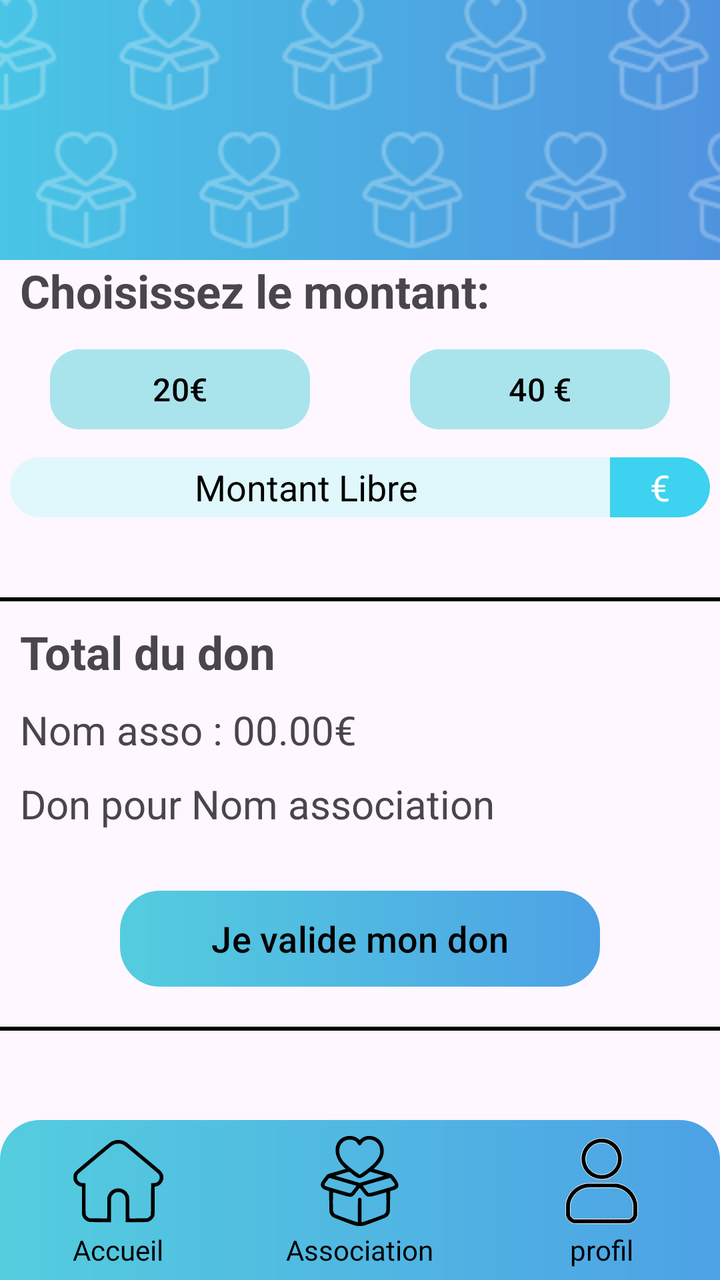
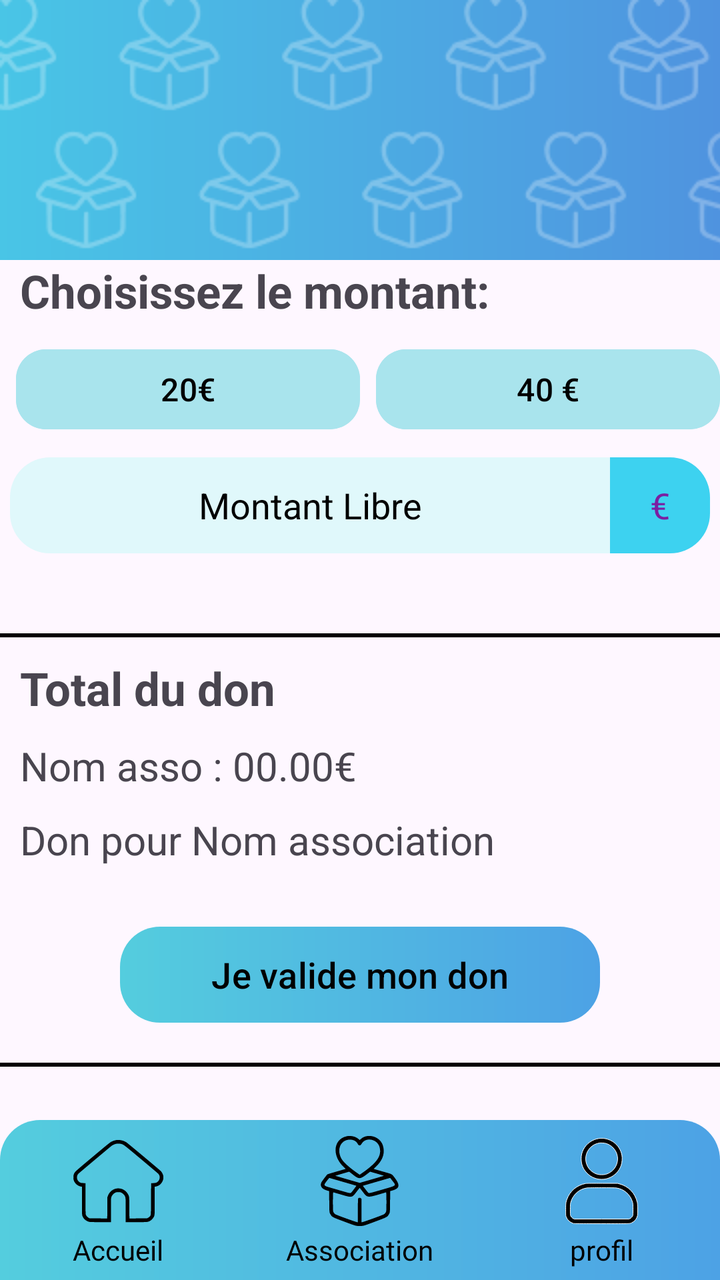

The first picture is an Android layout as it rendered before a commit; the second is the same layout after the commit. The layout source and the unified diff follow.
<!-- AndroidManifest.xml: application theme Theme.NewAgapiVERSION311CLEAN -->
<!-- res/layout/page_don.xml -->
<?xml version="1.0" encoding="utf-8"?>
<androidx.constraintlayout.widget.ConstraintLayout xmlns:android="http://schemas.android.com/apk/res/android"
    xmlns:tools="http://schemas.android.com/tools"
    android:layout_width="match_parent"
    android:layout_height="match_parent"
    xmlns:app="http://schemas.android.com/apk/res-auto">
    <include layout="@layout/page_association_header"
        android:id="@+id/header"
        app:layout_constraintTop_toTopOf="parent"
        app:layout_constraintStart_toStartOf="parent"
        app:layout_constraintEnd_toEndOf="parent"
        />

    <TextView
        android:id="@+id/TitleMontantDon"
        android:layout_width="wrap_content"
        android:layout_height="wrap_content"
        android:text="Choisissez le montant: "
        app:layout_constraintStart_toStartOf="parent"
        app:layout_constraintTop_toBottomOf="@id/header"
        android:textSize="23sp"
        android:textStyle="bold"
        android:layout_marginStart="10dp"

         />


    <LinearLayout
        android:layout_width="match_parent"
        android:layout_height="wrap_content"
        android:orientation="vertical"
        app:layout_constraintTop_toBottomOf="@+id/TitleMontantDon"
        android:gravity="center"
        android:id="@+id/sectionMontant"

        >
        <LinearLayout
            android:layout_width="match_parent"
            android:layout_height="wrap_content"
            android:layout_marginTop="10dp"
            >

            <Button
                android:id="@+id/button"
                android:layout_width="0dp"
                android:layout_height="wrap_content"
                android:layout_marginHorizontal="25dp"
                android:layout_weight="1"
                android:text="20€"
                android:textColor="@color/text_svg_main_color"
                android:textSize="16sp"
                app:cornerRadius="15dp"
                android:backgroundTint="@color/button_don_color"

                />

            <Button
                android:id="@+id/button2"
                android:layout_width="0dp"
                android:layout_height="wrap_content"
                android:text="40 €"
                android:textSize="16sp"
                android:layout_weight="1"
                android:layout_marginHorizontal="25dp"
                app:layout_constraintWidth_percent="0.35"
                app:cornerRadius="15dp"
                android:textColor="@color/text_svg_main_color"
                android:backgroundTint="@color/button_don_color"
                />
        </LinearLayout>
        <LinearLayout
            android:layout_width="match_parent"
            android:layout_height="wrap_content"
            android:gravity="center"
            android:layout_marginTop="10dp"
            android:layout_marginBottom="20dp"
            >

            <EditText
                android:id="@+id/editTextNumberSigned"
                android:layout_width="300dp"
                android:layout_height="30dp"
                android:background="@drawable/background_inputtext_page_don"
                android:ems="10"
                android:gravity="center"
                android:hint="Montant Libre "
                android:inputType="numberSigned"
                android:textColorHint="@color/text_svg_main_color"

                />

            <TextView
                android:id="@+id/Euro"
                android:layout_width="50dp"
                android:layout_height="match_parent"
                android:gravity="center"
                android:text="€"
                android:textColor="@android:color/white"
                android:textSize="18sp"
                android:background="@drawable/backgournd_inputtext_page_don_euro" />

        </LinearLayout>
    </LinearLayout>

    <View
        android:id="@+id/barChoisirMontant"
        android:layout_width="match_parent"
        android:layout_height="2dp"
        app:layout_constraintTop_toBottomOf="@id/sectionMontant"
        android:background="@color/text_svg_main_color"
        android:layout_marginTop="20dp"
        />

    <TextView
        android:id="@+id/titleTotalDuDon"
        android:layout_width="wrap_content"
        android:layout_height="wrap_content"
        android:text="Total du don"
        android:textStyle="bold"
        android:layout_marginStart="10dp"
        android:layout_marginTop="10dp"
        android:textSize="23sp"
        app:layout_constraintStart_toStartOf="parent"
        app:layout_constraintTop_toBottomOf="@+id/barChoisirMontant" />


    <TextView
        android:id="@+id/montantTotalDon"
        android:layout_width="wrap_content"
        android:layout_height="wrap_content"
        android:layout_marginTop="10dp"
        android:text="Nom asso : 00.00€"
        android:textSize="20sp"
        app:layout_constraintStart_toStartOf="@+id/titleTotalDuDon"
        app:layout_constraintTop_toBottomOf="@+id/titleTotalDuDon" />

    <TextView
        android:id="@+id/donPourAsso"
        android:layout_width="wrap_content"
        android:layout_height="wrap_content"
        android:text="Don pour Nom association"
        android:textSize="20sp"
        android:layout_marginTop="10dp"
        app:layout_constraintStart_toStartOf="@+id/montantTotalDon"
        app:layout_constraintTop_toBottomOf="@+id/montantTotalDon" />

    <View
        android:id="@+id/barTotalDuDon"
        android:layout_width="match_parent"
        android:layout_height="2dp"
        app:layout_constraintTop_toBottomOf="@id/buttonValideDon"
        android:background="@color/text_svg_main_color"
        android:layout_marginTop="20dp"
        />

    <com.google.android.material.button.MaterialButton
        android:id="@+id/buttonValideDon"
        android:layout_width="match_parent"
        android:layout_height="wrap_content"
        android:background="@drawable/background_button"
        android:text="Je valide mon don"
        android:textColor="@color/text_svg_main_color"
        android:textSize="18dp"
        app:backgroundTint="@null"
        android:layout_marginTop="30dp"
        android:layout_marginHorizontal="60dp"
        app:layout_constraintTop_toBottomOf="@+id/donPourAsso"
 />

    <include layout="@layout/bottom_nav"
        android:id="@+id/footer"
        android:layout_width="match_parent"
        android:layout_height="wrap_content"
        app:layout_constraintBottom_toBottomOf="parent"
        />


</androidx.constraintlayout.widget.ConstraintLayout>
<!-- res/layout/page_association_header.xml (included above) -->
<?xml version="1.0" encoding="utf-8"?>
<androidx.constraintlayout.widget.ConstraintLayout xmlns:android="http://schemas.android.com/apk/res/android"
    android:layout_width="match_parent"
    android:layout_height="wrap_content"
    xmlns:app="http://schemas.android.com/apk/res-auto">

    <ImageView
        android:id="@+id/fontHeader"
        android:layout_width="0dp"
        android:layout_height="130dp"

        app:layout_constraintStart_toStartOf="parent"
        app:layout_constraintEnd_toEndOf="parent"
        app:layout_constraintTop_toTopOf="parent"
        app:srcCompat="@drawable/page_association_header_font" />

    <View
        android:id="@+id/Coeur"
        android:layout_width="0dp"
        android:layout_height="130dp"
        android:background="@drawable/page_association_header_pattern"
        app:layout_constraintStart_toStartOf="parent"
        app:layout_constraintEnd_toEndOf="parent"
        app:layout_constraintTop_toTopOf="parent"
        />
</androidx.constraintlayout.widget.ConstraintLayout>
<!-- res/layout/bottom_nav.xml (included above) -->
<?xml version="1.0" encoding="utf-8"?>
<androidx.constraintlayout.widget.ConstraintLayout xmlns:android="http://schemas.android.com/apk/res/android"
    android:layout_width="match_parent"
    android:layout_height="match_parent"
    xmlns:app="http://schemas.android.com/apk/res-auto">

    <LinearLayout
        android:id="@+id/bottom_nav"
        android:layout_width="match_parent"
        android:layout_height="80dp"
        android:background="@drawable/background_menu_bottom_3buttons"
        android:baselineAligned="false"
        android:orientation="horizontal"
        app:layout_constraintBottom_toBottomOf="parent"

        >

        <LinearLayout
            android:layout_width="wrap_content"
            android:layout_height="match_parent"
            android:layout_weight="1"
            android:gravity="center"
            android:orientation="vertical">

            <ImageButton
                android:id="@+id/buttonAccueil"
                android:layout_width="match_parent"
                android:layout_height="50dp"
                android:backgroundTint="#00FFFFFF"
                android:contentDescription="@string/home_icon"
                android:textSize="14sp"
                app:srcCompat="@drawable/home" />

            <TextView
                android:id="@+id/textViewAccueil"
                android:layout_width="match_parent"
                android:layout_height="wrap_content"
                android:fontFamily="@font/poppins_extrabold"
                android:text="@string/accueil"
                android:textAlignment="center"
                android:textColor="@color/text_svg_main_color"
                android:textSize="14sp" />
        </LinearLayout>


        <LinearLayout
            android:layout_width="wrap_content"
            android:layout_height="match_parent"
            android:layout_weight="1"
            android:gravity="center"
            android:orientation="vertical">

            <ImageButton
                android:id="@+id/buttonAsso"
                android:layout_width="match_parent"
                android:layout_height="50dp"
                android:backgroundTint="#00FFFFFF"
                android:contentDescription="@string/association_icon"
                android:textSize="14sp"
                app:srcCompat="@drawable/charity">

            </ImageButton>


            <TextView
                android:id="@+id/textViewAssociations"
                android:layout_width="match_parent"
                android:layout_height="wrap_content"
                android:fontFamily="@font/poppins_extrabold"
                android:text="@string/association"
                android:textAlignment="center"
                android:textColor="@color/text_svg_main_color"
                android:textSize="14sp" />
        </LinearLayout>


        <LinearLayout
            android:layout_width="wrap_content"
            android:layout_height="match_parent"
            android:layout_weight="1"
            android:gravity="center"
            android:orientation="vertical">

            <ImageButton
                android:id="@+id/buttonProfil"
                android:layout_width="match_parent"
                android:layout_height="50dp"
                android:backgroundTint="#00FFFFFF"
                android:contentDescription="@string/profil_icon"
                android:textSize="14sp"
                app:srcCompat="@drawable/profil_noir">
            </ImageButton>
            <TextView
                android:id="@+id/textViewProfil"
                android:layout_width="match_parent"
                android:layout_height="wrap_content"
                android:fontFamily="@font/poppins_extrabold"
                android:text="@string/profil"
                android:textAlignment="center"
                android:textColor="@color/text_svg_main_color"
                android:textSize="14sp" />
        </LinearLayout>
    </LinearLayout>

</androidx.constraintlayout.widget.ConstraintLayout>
<!-- resources referenced by this layout -->
<resources>
  <color name="button_don_color">#A9E4ED</color>
  <color name="text_svg_main_color">#FF000000</color>
  <!-- drawable backgournd_inputtext_page_don_euro (drawable) -->
  <shape xmlns:android="http://schemas.android.com/apk/res/android"
      android:shape="rectangle">
      <solid android:color="#3DD2F0" />
      <corners
          android:topRightRadius="20dp"
          android:bottomRightRadius="20dp" />
  </shape>
  <!-- drawable background_button (drawable) -->
  <?xml version="1.0" encoding="utf-8"?>
  <shape xmlns:android="http://schemas.android.com/apk/res/android"
      >
  
      <gradient
          android:angle="0"
          android:startColor="#54CDDE"
          android:endColor="#4DA2E5"  />
  
      <corners
          android:topLeftRadius="20dp"
          android:topRightRadius="20dp"
          android:bottomLeftRadius="20dp"
          android:bottomRightRadius="20dp"/>
  
  </shape>
  <!-- drawable background_inputtext_page_don (drawable) -->
  <shape xmlns:android="http://schemas.android.com/apk/res/android"
      android:shape="rectangle">
      <solid android:color="#E0F8FB" />
      <corners
          android:topLeftRadius="20dp"
          android:bottomLeftRadius="20dp" />
  </shape>
  <!-- drawable background_menu_bottom_3buttons (drawable) -->
  <?xml version="1.0" encoding="utf-8"?>
  <shape xmlns:android="http://schemas.android.com/apk/res/android">
  
      <gradient
          android:angle="0"
          android:startColor="#54CDDE"
          android:endColor="#4DA2E5" />
  
      <corners
          android:topLeftRadius="20dp"
          android:topRightRadius="20dp"
          android:bottomLeftRadius="0dp"
          android:bottomRightRadius="0dp"/>
  
  </shape>
  <!-- drawable page_association_header_font (drawable) -->
  <layer-list xmlns:android="http://schemas.android.com/apk/res/android">
      <item>
          <shape android:shape="rectangle">
              <gradient
                  android:startColor="#49c5e6"
                  android:endColor="#4f93df"
                  android:angle="0"/>
          </shape>
      </item>
  </layer-list>
  <!-- drawable page_association_header_pattern (drawable) -->
  <?xml version="1.0" encoding="utf-8"?>
  <bitmap xmlns:android="http://schemas.android.com/apk/res/android"
      android:src="@drawable/page_association_pattern"
      android:tileMode="repeat"
      android:gravity="center" />
  <string name="accueil">Accueil</string>
  <string name="association">Association</string>
  <string name="association_icon">association icon</string>
  <string name="home_icon">Home Icon</string>
  <string name="profil">profil</string>
  <string name="profil_icon">profil icon</string>
  <style name="Theme.NewAgapiVERSION311CLEAN" parent="Base.Theme.NewAgapiVERSION311CLEAN" />
  <style name="Base.Theme.NewAgapiVERSION311CLEAN" parent="Theme.Material3.DayNight.NoActionBar">
          
          
        
      </style>
  <!-- unchanged entries left out for length: 4 -->
</resources>

<!-- the commit's change to res/layout/page_don.xml (unified diff, before → after) -->
@@ -15,7 +15,7 @@
         android:id="@+id/TitleMontantDon"
         android:layout_width="wrap_content"
         android:layout_height="wrap_content"
-        android:text="Choisissez le montant: "
+        android:text="@string/choisissez_le_montant"
         app:layout_constraintStart_toStartOf="parent"
         app:layout_constraintTop_toBottomOf="@id/header"
         android:textSize="23sp"
@@ -35,13 +35,14 @@
 
         >
         <LinearLayout
+            style="?android:attr/buttonBarStyle"
             android:layout_width="match_parent"
             android:layout_height="wrap_content"
-            android:layout_marginTop="10dp"
-            >
+            android:layout_marginTop="10dp">
 
             <Button
                 android:id="@+id/button"
+                style="?android:attr/buttonBarButtonStyle"
                 android:layout_width="0dp"
                 android:layout_height="wrap_content"
                 android:layout_marginHorizontal="25dp"
@@ -52,10 +53,11 @@
                 app:cornerRadius="15dp"
                 android:backgroundTint="@color/button_don_color"
 
-                />
+                tools:ignore="HardcodedText" />
 
             <Button
                 android:id="@+id/button2"
+                style="?android:attr/buttonBarButtonStyle"
                 android:layout_width="0dp"
                 android:layout_height="wrap_content"
                 android:text="40 €"
@@ -66,7 +68,7 @@
                 app:cornerRadius="15dp"
                 android:textColor="@color/text_svg_main_color"
                 android:backgroundTint="@color/button_don_color"
-                />
+                tools:ignore="HardcodedText" />
         </LinearLayout>
         <LinearLayout
             android:layout_width="match_parent"
@@ -79,11 +81,12 @@
             <EditText
                 android:id="@+id/editTextNumberSigned"
                 android:layout_width="300dp"
-                android:layout_height="30dp"
+                android:layout_height="48dp"
                 android:background="@drawable/background_inputtext_page_don"
                 android:ems="10"
                 android:gravity="center"
-                android:hint="Montant Libre "
+                android:hint="@string/montant_libre"
+                android:importantForAutofill="no"
                 android:inputType="numberSigned"
                 android:textColorHint="@color/text_svg_main_color"
 
@@ -93,11 +96,12 @@
                 android:id="@+id/Euro"
                 android:layout_width="50dp"
                 android:layout_height="match_parent"
+                android:background="@drawable/backgournd_inputtext_page_don_euro"
                 android:gravity="center"
                 android:text="€"
-                android:textColor="@android:color/white"
+                android:textColor="#7B1FA2"
                 android:textSize="18sp"
-                android:background="@drawable/backgournd_inputtext_page_don_euro" />
+                tools:ignore="HardcodedText" />
 
         </LinearLayout>
     </LinearLayout>
@@ -115,7 +119,7 @@
         android:id="@+id/titleTotalDuDon"
         android:layout_width="wrap_content"
         android:layout_height="wrap_content"
-        android:text="Total du don"
+        android:text="@string/total_du_don"
         android:textStyle="bold"
         android:layout_marginStart="10dp"
         android:layout_marginTop="10dp"
@@ -129,7 +133,7 @@
         android:layout_width="wrap_content"
         android:layout_height="wrap_content"
         android:layout_marginTop="10dp"
-        android:text="Nom asso : 00.00€"
+        android:text="@string/nom_asso_00_00"
         android:textSize="20sp"
         app:layout_constraintStart_toStartOf="@+id/titleTotalDuDon"
         app:layout_constraintTop_toBottomOf="@+id/titleTotalDuDon" />
@@ -138,7 +142,7 @@
         android:id="@+id/donPourAsso"
         android:layout_width="wrap_content"
         android:layout_height="wrap_content"
-        android:text="Don pour Nom association"
+        android:text="@string/don_pour_nom_association"
         android:textSize="20sp"
         android:layout_marginTop="10dp"
         app:layout_constraintStart_toStartOf="@+id/montantTotalDon"
@@ -158,9 +162,9 @@
         android:layout_width="match_parent"
         android:layout_height="wrap_content"
         android:background="@drawable/background_button"
-        android:text="Je valide mon don"
+        android:text="@string/je_valide_mon_don"
         android:textColor="@color/text_svg_main_color"
-        android:textSize="18dp"
+        android:textSize="18sp"
         app:backgroundTint="@null"
         android:layout_marginTop="30dp"
         android:layout_marginHorizontal="60dp"
@@ -179,6 +183,7 @@
 <!-- res/layout/page_association_header.xml (included above) -->
 <?xml version="1.0" encoding="utf-8"?>
 <androidx.constraintlayout.widget.ConstraintLayout xmlns:android="http://schemas.android.com/apk/res/android"
+    xmlns:tools="http://schemas.android.com/tools"
     android:layout_width="match_parent"
     android:layout_height="wrap_content"
     xmlns:app="http://schemas.android.com/apk/res-auto">
@@ -188,10 +193,12 @@
         android:layout_width="0dp"
         android:layout_height="130dp"
 
+        android:contentDescription="Background"
         app:layout_constraintStart_toStartOf="parent"
         app:layout_constraintEnd_toEndOf="parent"
         app:layout_constraintTop_toTopOf="parent"
-        app:srcCompat="@drawable/page_association_header_font" />
+        app:srcCompat="@drawable/page_association_header_font"
+        tools:ignore="HardcodedText" />
 
     <View
         android:id="@+id/Coeur"
@@ -206,6 +213,7 @@
 <!-- res/layout/bottom_nav.xml (included above) -->
 <?xml version="1.0" encoding="utf-8"?>
 <androidx.constraintlayout.widget.ConstraintLayout xmlns:android="http://schemas.android.com/apk/res/android"
+    xmlns:tools="http://schemas.android.com/tools"
     android:layout_width="match_parent"
     android:layout_height="match_parent"
     xmlns:app="http://schemas.android.com/apk/res-auto">
@@ -294,8 +302,8 @@
                 android:backgroundTint="#00FFFFFF"
                 android:contentDescription="@string/profil_icon"
                 android:textSize="14sp"
-                app:srcCompat="@drawable/profil_noir">
-            </ImageButton>
+                app:srcCompat="@drawable/profil_noir"
+                tools:ignore="ImageContrastCheck"/>
             <TextView
                 android:id="@+id/textViewProfil"
                 android:layout_width="match_parent"
<!-- resource entries referenced after the edit -->
@@ -71,9 +71,15 @@
   <string name="accueil">Accueil</string>
   <string name="association">Association</string>
   <string name="association_icon">association icon</string>
+  <string name="choisissez_le_montant">Choisissez le montant:</string>
+  <string name="don_pour_nom_association">Don pour Nom association</string>
   <string name="home_icon">Home Icon</string>
+  <string name="je_valide_mon_don">Je valide mon don</string>
+  <string name="montant_libre">Montant Libre</string>
+  <string name="nom_asso_00_00">Nom asso : 00.00€</string>
   <string name="profil">profil</string>
   <string name="profil_icon">profil icon</string>
+  <string name="total_du_don">Total du don</string>
   <style name="Theme.NewAgapiVERSION311CLEAN" parent="Base.Theme.NewAgapiVERSION311CLEAN" />
   <style name="Base.Theme.NewAgapiVERSION311CLEAN" parent="Theme.Material3.DayNight.NoActionBar">
           
